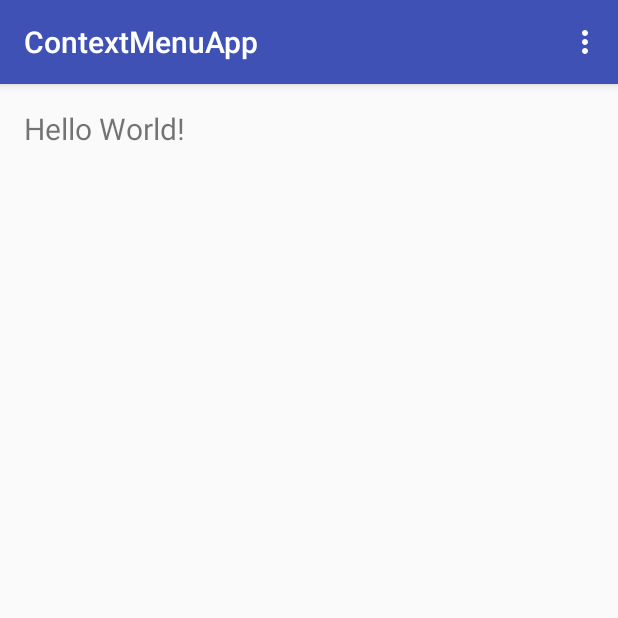
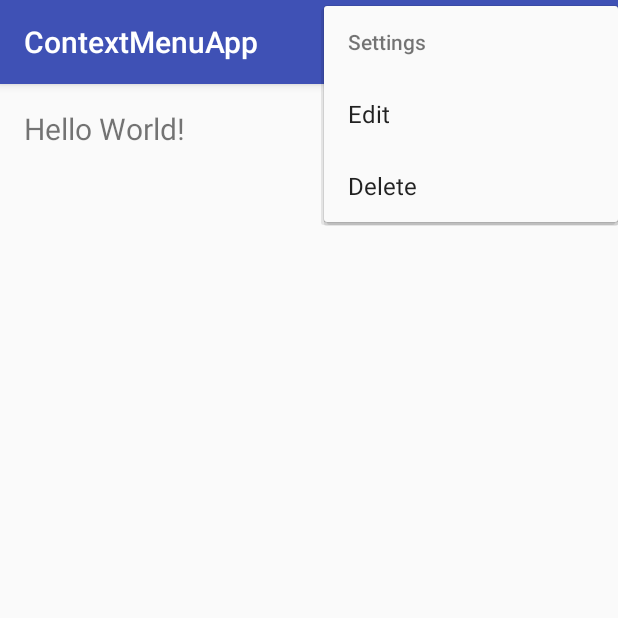
Before and after one commit to zoedai/ContextMenuApp, an Android app: the screen it shows after launch (MainActivity), in the options menu, after a tap on "Settings", on a phone screen of 412 x 824 dp, the top half of it. Run offline under Robolectric (Android 15) with nearby library versions, the phone set to English and light mode, and no system bars.

Commit message:
static submenu added

```diff
--- a/app/src/main/res/menu/menu_main.xml
+++ b/app/src/main/res/menu/menu_main.xml
@@ -1,6 +1,25 @@
 <menu xmlns:android="http://schemas.android.com/apk/res/android"
     xmlns:app="http://schemas.android.com/apk/res-auto"
-    xmlns:tools="http://schemas.android.com/tools" tools:context=".MainActivity">
-    <item android:id="@+id/action_settings" android:title="@string/action_settings"
-        android:orderInCategory="100" app:showAsAction="never" />
+    xmlns:tools="http://schemas.android.com/tools"
+    tools:context=".MainActivity">
+    <item
+        android:id="@+id/action_settings"
+        android:orderInCategory="100"
+        android:title="@string/action_settings"
+        app:showAsAction="never">
+        <menu>
+            <item
+                android:id="@+id/sub_edit"
+                android:title="@string/menu_edit"
+                />
+            <item
+                android:id="@+id/sub_del"
+                android:title="@string/menu_del"
+                />
+
+
+        </menu>
+
+
+    </item>
 </menu>
```
